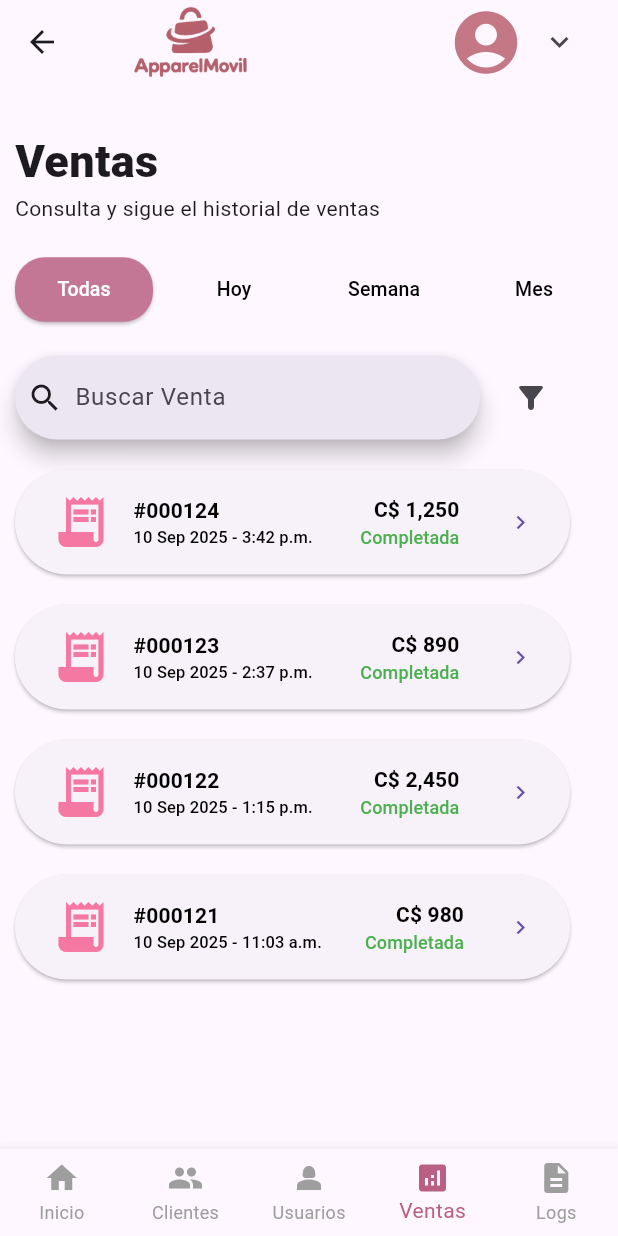
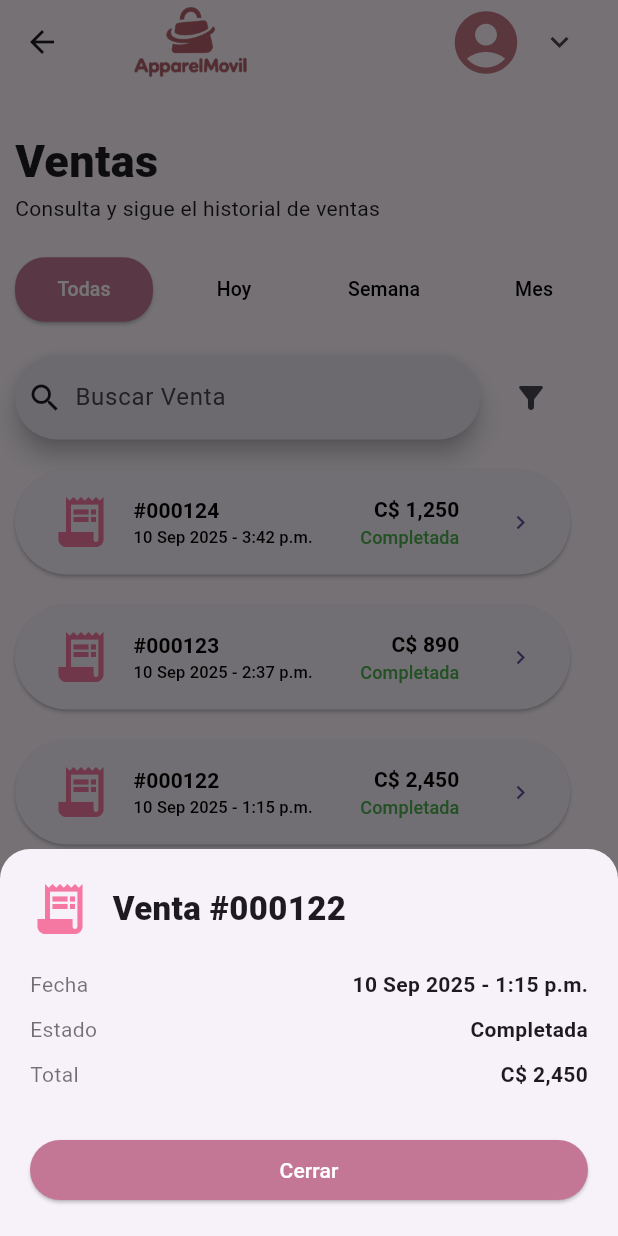
Before and after one commit to edwi-11/ApparelMovil, a Flutter app: the VentasScreen screen opened by its route, after a tap on "10 Sep 2025 - 1:15 p.m.", on a phone screen of 412 x 824 dp. Run offline on Flutter 3.47's test engine with Material 3 defaults, Android fonts, the phone set to English and light mode, and no system bars.

Commit message:
agregando funcionalidad para abrir modals en las tarjetas de ventas

```diff
--- a/lib/screens/ventas/ventas_screen.dart
+++ b/lib/screens/ventas/ventas_screen.dart
@@ -105,7 +105,13 @@ class VentasScreen extends StatelessWidget {
                     width: 370,
                     height: 70,
                     child: ElevatedButton(
-                      onPressed: () {},
+                      onPressed: () => _mostrarDetalleVenta(
+                        context,
+                        id: '#000124',
+                        fecha: '10 Sep 2025 - 3:42 p.m.',
+                        monto: 'C\$ 1,250',
+                        estado: 'Completada',
+                      ),
                       child: Row(
                         children: [
                           const Icon(
@@ -145,7 +151,13 @@ class VentasScreen extends StatelessWidget {
                     width: 370,
                     height: 70,
                     child: ElevatedButton(
-                      onPressed: () {},
+                      onPressed: () => _mostrarDetalleVenta(
+                        context,
+                        id: '#000123',
+                        fecha: '10 Sep 2025 - 2:37 p.m.',
+                        monto: 'C\$ 890',
+                        estado: 'Completada',
+                      ),
                       child: Row(
                         children: [
                           const Icon(
@@ -185,7 +197,13 @@ class VentasScreen extends StatelessWidget {
                     width: 370,
                     height: 70,
                     child: ElevatedButton(
-                      onPressed: () {},
+                      onPressed: () => _mostrarDetalleVenta(
+                        context,
+                        id: '#000122',
+                        fecha: '10 Sep 2025 - 1:15 p.m.',
+                        monto: 'C\$ 2,450',
+                        estado: 'Completada',
+                      ),
                       child: Row(
                         children: [
                           const Icon(
@@ -225,7 +243,13 @@ class VentasScreen extends StatelessWidget {
                     width: 370,
                     height: 70,
                     child: ElevatedButton(
-                      onPressed: () {},
+                      onPressed: () => _mostrarDetalleVenta(
+                        context,
+                        id: '#000121',
+                        fecha: '10 Sep 2025 - 11:03 a.m.',
+                        monto: 'C\$ 980',
+                        estado: 'Completada',
+                      ),
                       child: Row(
                         children: [
                           const Icon(
@@ -266,4 +290,70 @@ class VentasScreen extends StatelessWidget {
       ),
     );
   }
+
+  void _mostrarDetalleVenta(
+    BuildContext context, {
+    required String id,
+    required String fecha,
+    required String monto,
+    required String estado,
+  }) {
+    showModalBottomSheet(
+      context: context,
+      shape: const RoundedRectangleBorder(
+        borderRadius: BorderRadius.vertical(top: Radius.circular(20)),
+      ),
+      builder: (context) {
+        return Padding(
+          padding: const EdgeInsets.all(20),
+          child: Column(
+            mainAxisSize: MainAxisSize.min,
+            crossAxisAlignment: CrossAxisAlignment.start,
+            children: [
+              Row(
+                children: [
+                  const Icon(
+                    Icons.receipt_long,
+                    size: 40,
+                    color: Color.fromARGB(255, 245, 120, 162),
+                  ),
+                  const SizedBox(width: 15),
+                  Text('Venta $id', style: const TextStyle(fontSize: 22, fontWeight: FontWeight.w900)),
+                ],
+              ),
+              const SizedBox(height: 20),
+              _filaDetalle('Fecha', fecha),
+              _filaDetalle('Estado', estado),
+              _filaDetalle('Total', monto),
+              const SizedBox(height: 20),
+              SizedBox(
+                width: double.infinity,
+                child: ElevatedButton(
+                  onPressed: () => Navigator.pop(context),
+                  style: ElevatedButton.styleFrom(
+                    backgroundColor: const Color.fromARGB(255, 196, 119, 148),
+                    foregroundColor: Colors.white,
+                  ),
+                  child: const Text('Cerrar'),
+                ),
+              ),
+            ],
+          ),
+        );
+      },
+    );
+  }
+
+  Widget _filaDetalle(String titulo, String valor) {
+    return Padding(
+      padding: const EdgeInsets.only(bottom: 10),
+      child: Row(
+        mainAxisAlignment: MainAxisAlignment.spaceBetween,
+        children: [
+          Text(titulo, style: const TextStyle(color: Colors.black54)),
+          Text(valor, style: const TextStyle(fontWeight: FontWeight.bold)),
+        ],
+      ),
+    );
+  }
 }
```
Also changed, not shown: pubspec.lock.
